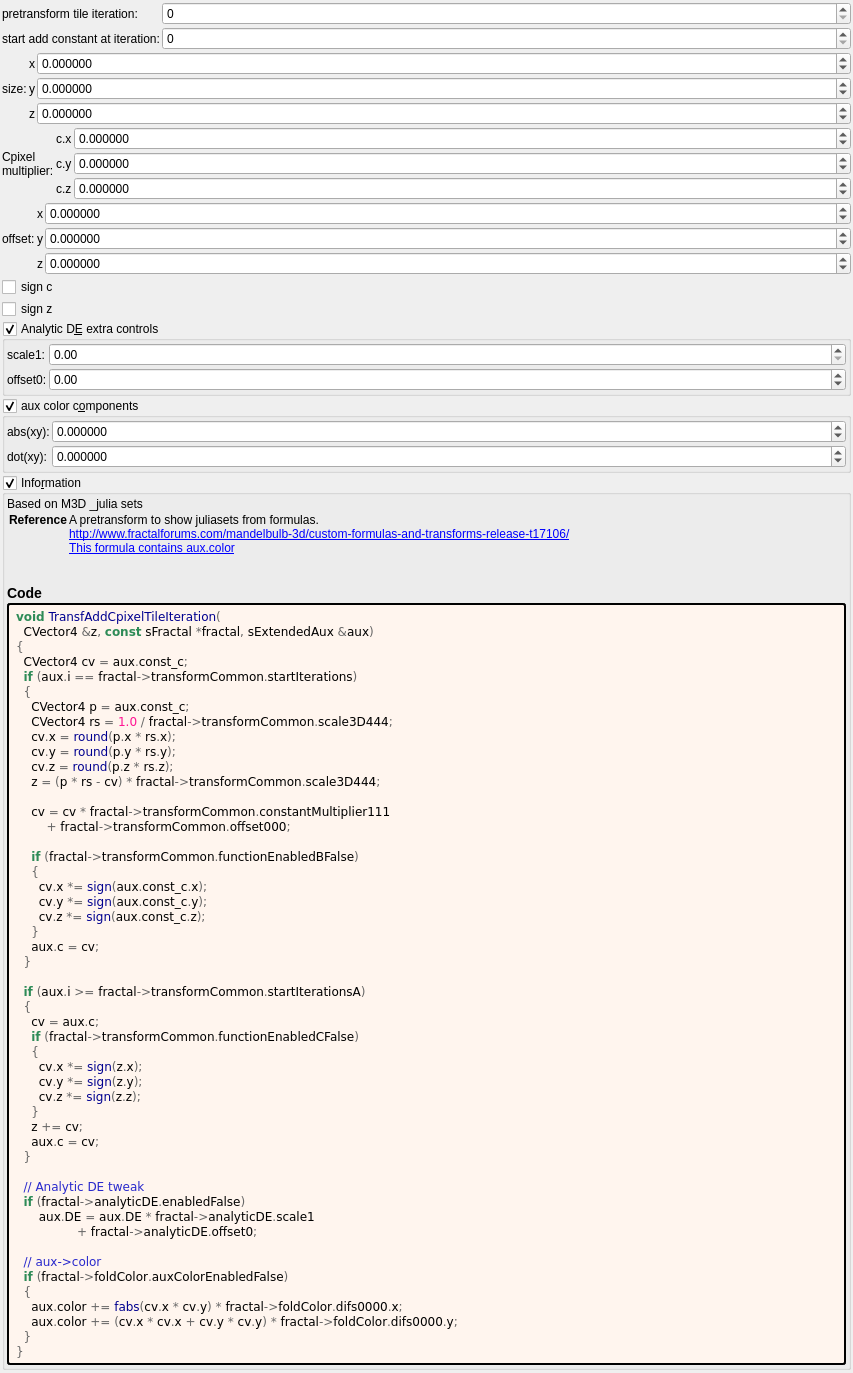
Old version of the form mandelbulber2/formula/ui/transf_add_cpixel_tile.ui in the repository buddhi1980/mandelbulber2.
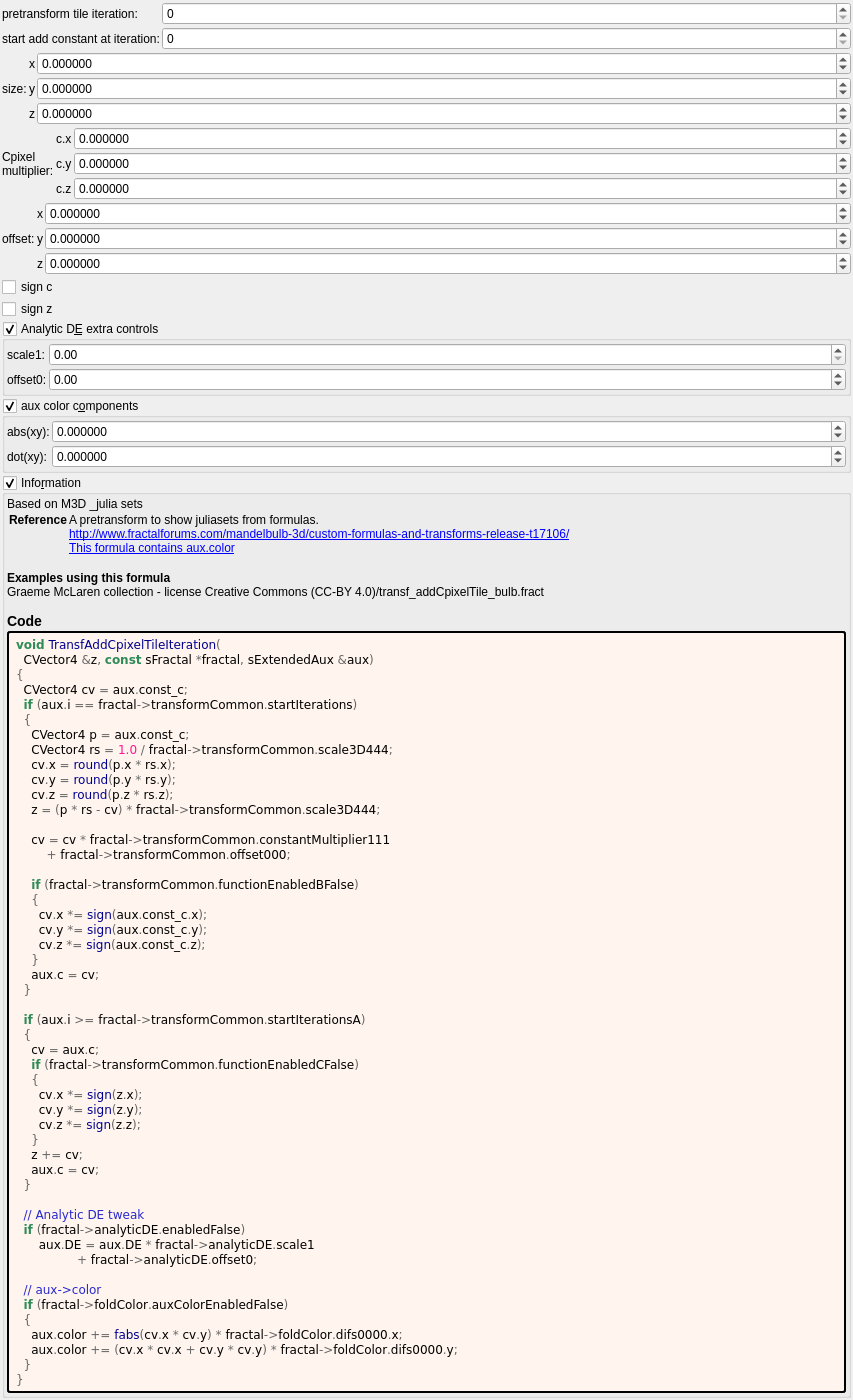
New version of the form. Custom widgets are drawn as their Qt base class.

```diff
--- a/mandelbulber2/formula/ui/transf_add_cpixel_tile.ui
+++ b/mandelbulber2/formula/ui/transf_add_cpixel_tile.ui
@@ -755,7 +755,7 @@
 &lt;a href=&quot;This formula contains aux.color&quot;&gt;This formula contains aux.color&lt;br&gt;
 &lt;/td&gt;&lt;/tr&gt;
 &lt;/table&gt;
-&lt;h3&gt;Code&lt;/h3&gt;</string>
+&lt;br&gt;&lt;b&gt;Examples using this formula&lt;/b&gt;&lt;br&gt;Graeme McLaren  collection - license Creative Commons  (CC-BY 4.0)/transf_addCpixelTile_bulb.fract&lt;h3&gt;Code&lt;/h3&gt;</string>
         </property>
         <property name="wordWrap">
          <bool>true</bool>
```
